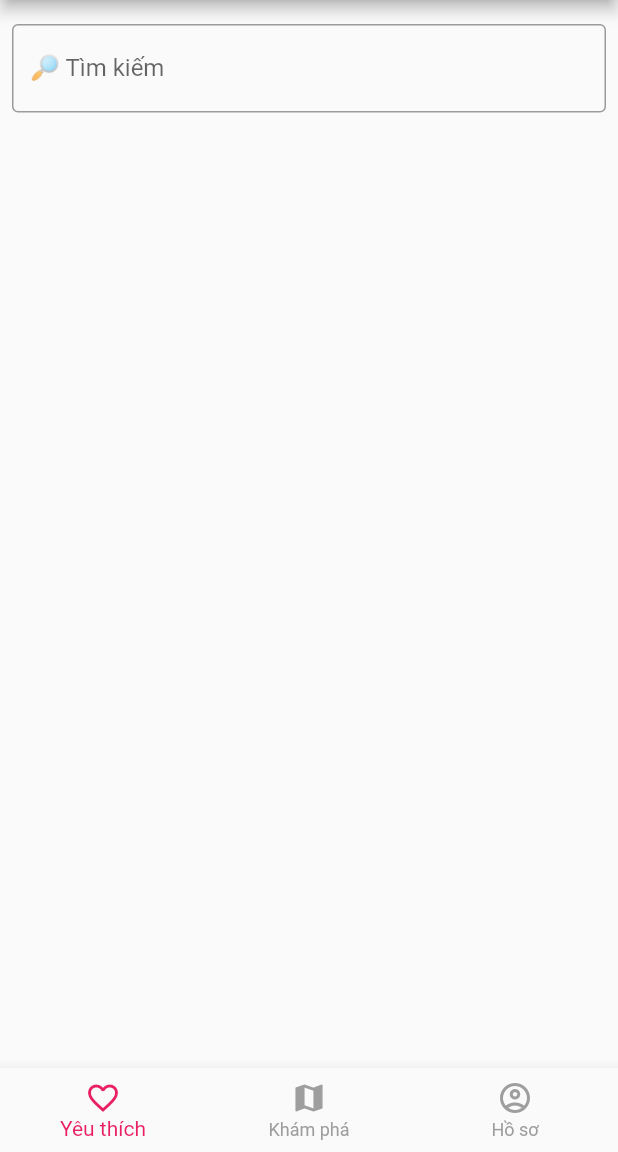
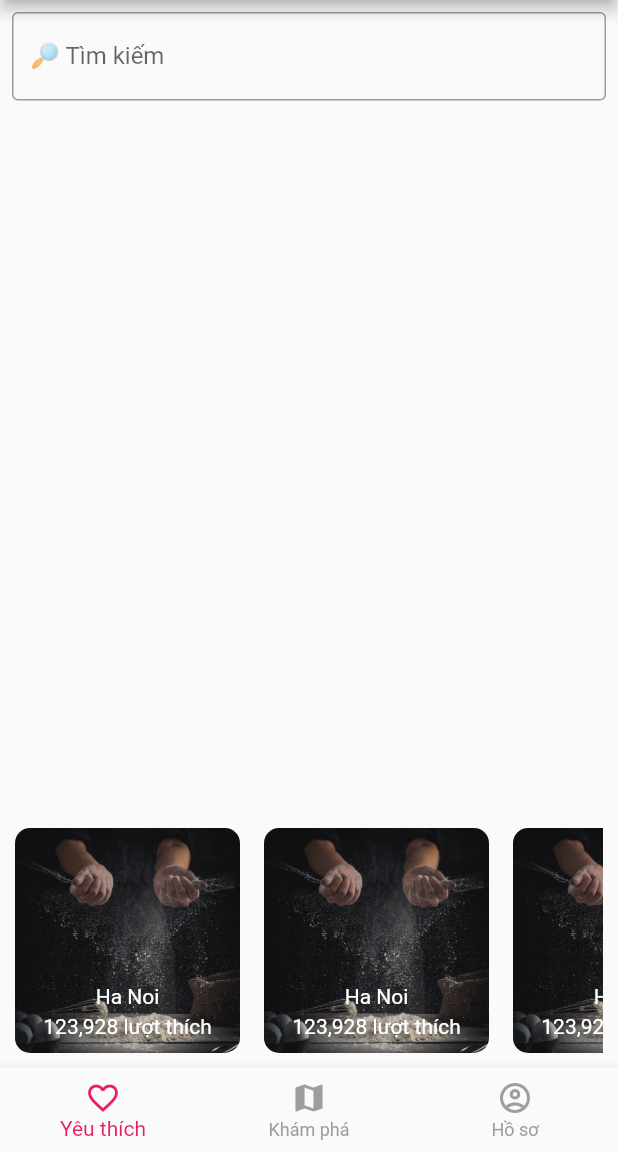
Before and after one commit to HuyB1910227/PTUDD, a Flutter app: the screen it shows after launch, on a phone screen of 412 x 824 dp, the part 84-1236 px from its top. Run offline on Flutter 3.47's test engine with Material 2 defaults, Android fonts, the light colour scheme and no system bars.

Commit message:
Xay dung list card

```diff
--- a/lib/ui/home/favorite_item_card.dart
+++ b/lib/ui/home/favorite_item_card.dart
@@ -9,26 +9,31 @@ class FavoriteItemCard extends StatelessWidget {
   Widget build(BuildContext context) {
     return Container(
       constraints: const BoxConstraints.expand(
-        height: 200,
-        width: 100
+        height: 160,
+        width: 150,
       ),
       decoration: const BoxDecoration(
           image: DecorationImage(
-            image: AssetImage('assets/mag1.png'),
-            fit: BoxFit.cover
+              image: AssetImage('assets/mag1.png'), fit: BoxFit.cover),
+          borderRadius: BorderRadius.all(Radius.circular(10.0))),
+      child: Stack(
+        alignment: Alignment.center,
+        children: [
+          Positioned(
+            bottom: 30,
+            child: Text(
+              title,
+              style: const TextStyle(color: Colors.white),
+            ),
           ),
-        borderRadius: BorderRadius.all(Radius.circular(10.0))
-      ),
-      child: Stack(
-        children: [
-          Text(
-            title,
+          Positioned(
+            bottom: 10,
+            child: Text(
+              tourist,
+              style: const TextStyle(color: Colors.white),
+            ),
           ),
-          Text(
-            tourist,
-          ),
-        ]
-
+        ],
       ),
     );
   }
--- a/lib/ui/home/favorite_item_list_card.dart
+++ b/lib/ui/home/favorite_item_list_card.dart
@@ -1 +1,40 @@
 import 'package:flutter/material.dart';
+import 'package:hukotravel/ui/home/favorite_item_card.dart';
+import 'package:hukotravel/ui/home/search.dart';
+
+class FavoritItemListCard extends StatelessWidget {
+  FavoritItemListCard({super.key});
+
+  final List<FavoriteItemCard> _itemlist = [
+    const FavoriteItemCard(),
+    const FavoriteItemCard(),
+    const FavoriteItemCard(),
+    const FavoriteItemCard(),
+    const FavoriteItemCard(),
+  ];
+  @override
+  Widget build(BuildContext context) {
+    return Column(
+      crossAxisAlignment: CrossAxisAlignment.center,
+      mainAxisAlignment: MainAxisAlignment.spaceBetween,
+      children: [
+        const SearchBar(),
+        Container(
+          padding: const EdgeInsets.all(10.0),
+          height: 170,
+          child: ListView.separated(
+            scrollDirection: Axis.horizontal,
+            itemBuilder: (context, index) {
+              final item = _itemlist[index];
+              return item;
+            },
+            separatorBuilder: (context, index) {
+              return const SizedBox(width: 16);
+            },
+            itemCount: _itemlist.length,
+          ),
+        ),
+      ],
+    );
+  }
+}
--- a/lib/ui/home/home_screen.dart
+++ b/lib/ui/home/home_screen.dart
@@ -1,5 +1,7 @@
 import 'package:flutter/material.dart';
+import 'package:hukotravel/ui/home/favorite_item_list_card.dart';
 import 'search.dart';
+import 'favorite_item_card.dart';
 
 class HomeScreen extends StatefulWidget {
   const HomeScreen({super.key});
@@ -9,25 +11,22 @@ class HomeScreen extends StatefulWidget {
 }
 
 class _HomeScreenState extends State<HomeScreen> {
+  int _selectedIndex = 0;
+
+  static final List<Widget> _page = <Widget>[
+    FavoritItemListCard(),
+    Container(color: Colors.green),
+    Container(color: Colors.blue),
+  ];
+
   @override
   Widget build(BuildContext context) {
     return Scaffold(
       appBar: AppBar(
         title: const Text('HuKoTravel'),
-
-        actions: <Widget>[
-          buildBookingIcon(),
-          buildRingIcon()
-        ],
+        actions: <Widget>[buildBookingIcon(), buildRingIcon()],
       ),
-      body: Container(
-        child: Column(
-          children: <Widget>[
-            SizedBox(height: 8.0,),
-            SearchBar(),
-          ]
-        ),
-      ),
+      body: _page[_selectedIndex],
       bottomNavigationBar: BottomNavigationBar(
         selectedItemColor: Colors.pink,
         unselectedItemColor: Colors.grey,
@@ -44,31 +43,34 @@ class _HomeScreenState extends State<HomeScreen> {
             icon: Icon(Icons.account_circle_outlined),
             label: 'Hồ sơ',
           ),
-        ]),
+        ],
+        currentIndex: _selectedIndex,
+        onTap: (index) => setState(
+          () {
+            _selectedIndex = index;
+          },
+        ),
+      ),
     );
   }
 
   Widget buildBookingIcon() {
-    return
-     IconButton(
+    return IconButton(
         onPressed: () {
           print('Ban da nhan');
         },
         icon: const Icon(
           Icons.card_travel,
-        )
-      );
+        ));
   }
 
   Widget buildRingIcon() {
-    return
-     IconButton(
+    return IconButton(
         onPressed: () {
           print('Ban da nhan');
         },
         icon: const Icon(
           Icons.notifications_none_outlined,
-        )
-      );
+        ));
   }
 }
```
Also changed, not shown: pubspec.yaml (+3 -5 lines), pubspec.lock.
